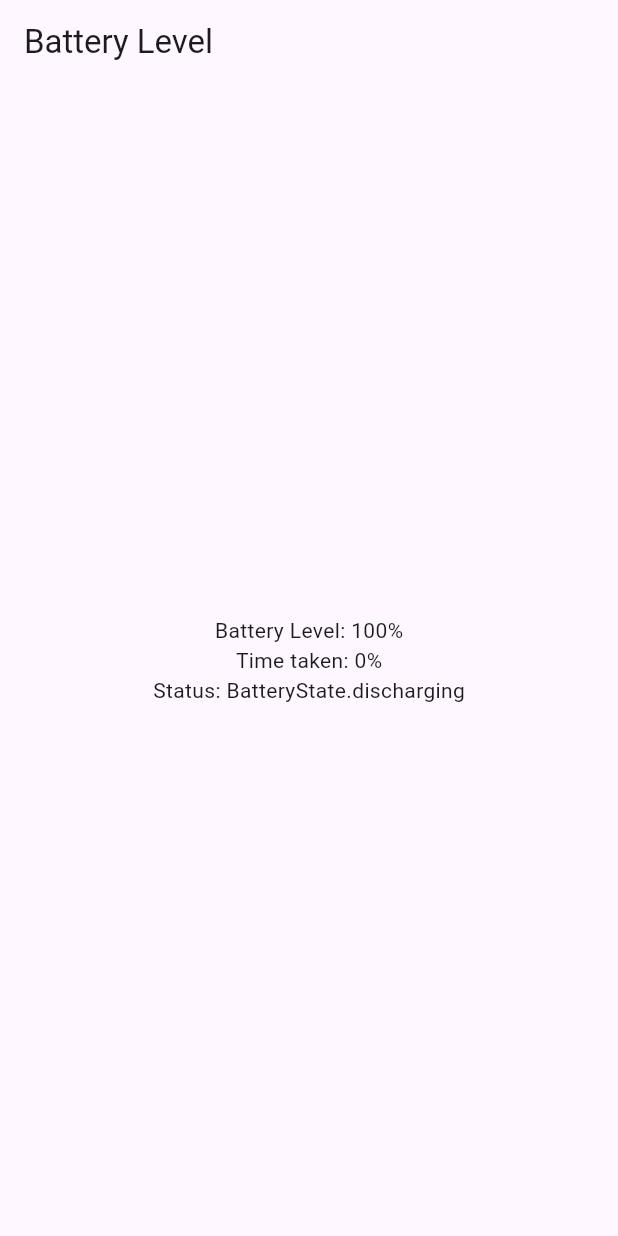
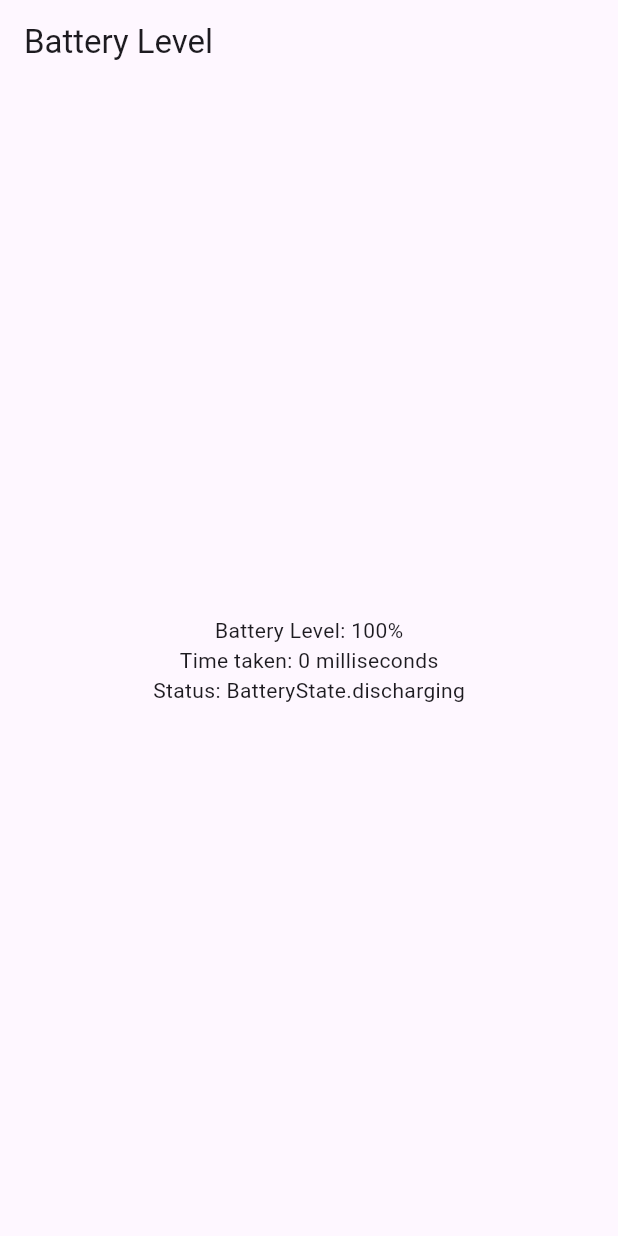
Before and after one commit to danprat92/battery_level, a Flutter app: the screen it shows after launch, on a phone screen of 412 x 824 dp. Run offline on Flutter 3.47's test engine with Material 3 defaults, Android fonts, the phone set to English and light mode, and no system bars; our stand-ins replace battery_plus.

Commit message:
fix build

```diff
--- a/lib/battery.dart
+++ b/lib/battery.dart
@@ -64,7 +64,7 @@ class _BatteryWidgetState extends State<BatteryWidget> {
               .center, // Align children vertically in the center
           children: [
             Text('Battery Level: $_level%'),
-            Text('Time taken: $_timeTaken%'),
+            Text('Time taken: $_timeTaken milliseconds'),
             Text('Status: $_batteryState'),
           ],
         ),
```
Also changed, not shown: 2 other files.
